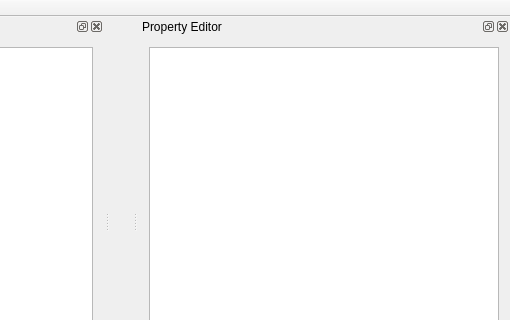
First picture: the form in examples/uml/editor/mainwindow.ui, repository qt/qtmodeling, before the edit; both pictures show x 238 to 748 and y 0 to 320 of the 748 by 447 pixel window.
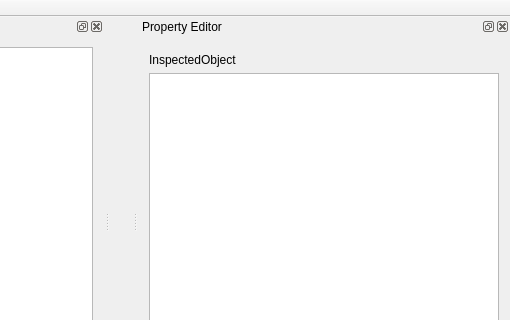
Second picture: the form after the edit. Custom widgets are drawn as their Qt base class.

Patch:
```diff
--- a/examples/uml/editor/mainwindow.ui
+++ b/examples/uml/editor/mainwindow.ui
@@ -72,7 +72,7 @@
    </attribute>
    <widget class="QWidget" name="dockWidgetContents_2">
     <layout class="QGridLayout" name="gridLayout_2">
-     <item row="0" column="0">
+     <item row="2" column="0">
       <widget class="QTreeView" name="propertyEditor">
        <property name="minimumSize">
         <size>
@@ -91,11 +91,29 @@
        </property>
       </widget>
      </item>
+     <item row="1" column="0">
+      <widget class="QLabel" name="lblInspectedObject">
+       <property name="text">
+        <string>InspectedObject</string>
+       </property>
+      </widget>
+     </item>
+     <item row="0" column="0">
+      <widget class="FilterWidget" name="filterWidget" native="true"/>
+     </item>
     </layout>
    </widget>
   </widget>
  </widget>
  <layoutdefault spacing="6" margin="11"/>
+ <customwidgets>
+  <customwidget>
+   <class>FilterWidget</class>
+   <extends>QWidget</extends>
+   <header>filterwidget.h</header>
+   <container>1</container>
+  </customwidget>
+ </customwidgets>
  <resources/>
  <connections/>
 </ui>
```
